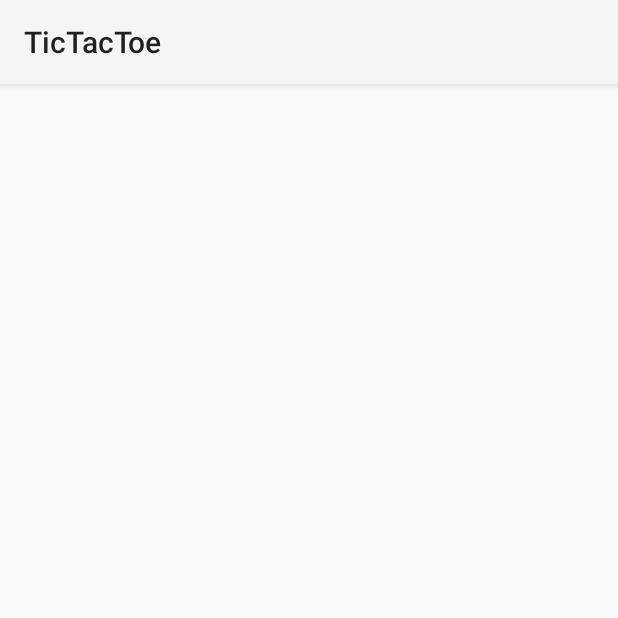
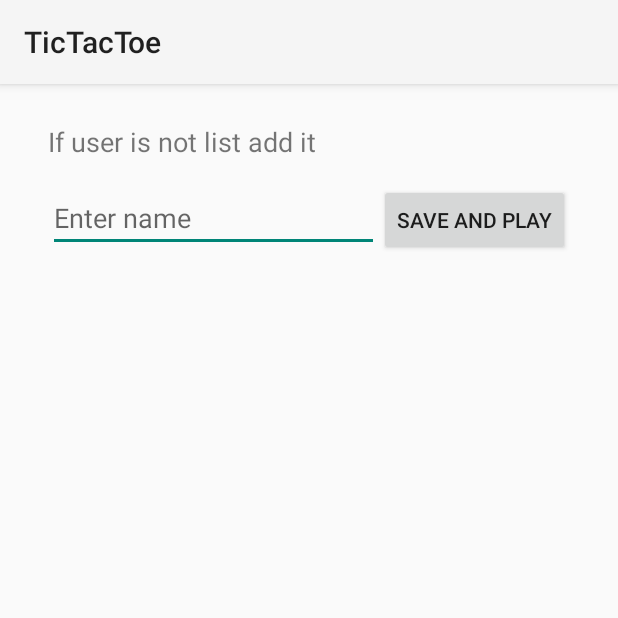
Before and after one commit to mberrishdev/TicTacToe, an Android app: the OfflineGameActivity screen opened directly, with no data from a screen before it, on a phone screen of 412 x 824 dp, the top half of it. Run offline under Robolectric (Android 15) with nearby library versions, the phone set to English and light mode, and no system bars; our stand-ins replace Room's generated code; 3 statements that could not run were skipped.

Commit message:
add user list and create new user page

```diff
--- a/app/src/main/java/com/example/tictactoe/Database/AppDatabase.kt
+++ b/app/src/main/java/com/example/tictactoe/Database/AppDatabase.kt
@@ -26,7 +26,7 @@ abstract class AppDatabase : RoomDatabase() {
                     context.applicationContext,
                     AppDatabase::class.java,
                     DATABASE_NAME
-                ).fallbackToDestructiveMigration().build()
+                ).fallbackToDestructiveMigration().allowMainThreadQueries().build()
                 INSTANCE = instance
                 instance
             }
--- a/app/src/main/java/com/example/tictactoe/Database/GamesHisory/GameHistoryDao.kt
+++ b/app/src/main/java/com/example/tictactoe/Database/GamesHisory/GameHistoryDao.kt
@@ -3,10 +3,18 @@ package com.example.tictactoe.Database.GamesHisory
 import androidx.room.Dao
 import androidx.room.Insert
 import androidx.room.OnConflictStrategy
+import androidx.room.Query
 import com.example.tictactoe.Database.Users.User
 
 @Dao
 interface GameHistoryDao {
     @Insert(onConflict = OnConflictStrategy.REPLACE)
-    suspend fun insertGameHistory(gameHistory: GameHistory): Long
+    fun insertGameHistory(gameHistory: GameHistory): Long
+
+    @Query("SELECT * FROM  gamesHistory WHERE user1Id = :user1Id")
+    fun getGameHistoryByUser1(user1Id: Long) : List<GameHistory>
+
+    //@Query("SELECT * FROM gamesHistory INNER JOIN users ON gamesHistory.user1Id = users.id WHERE gamesHistory.user1Id = :userId")
+    //fun getGameHistoryDaoWithUser1Id(userId: Long): List<GameHistoryWithUser>
+
 }
--- a/app/src/main/java/com/example/tictactoe/Database/GamesHisory/GameHistoryRepository.kt
+++ b/app/src/main/java/com/example/tictactoe/Database/GamesHisory/GameHistoryRepository.kt
@@ -3,7 +3,15 @@ package com.example.tictactoe.Database.GamesHisory
 import com.example.tictactoe.Database.Users.User
 
 class GameHistoryRepository(private val gameHistoryDao: GameHistoryDao) {
-    suspend fun insertGameHistory(gameHistory: GameHistory) : Long{
+    fun insertGameHistory(gameHistory: GameHistory) : Long{
         return gameHistoryDao.insertGameHistory(gameHistory)
     }
+
+    fun getGameHistoryByUser1(user1Id: Long) : List<GameHistory>{
+        return gameHistoryDao.getGameHistoryByUser1(user1Id)
+    }
+
+    //fun getGameHistoryDaoWithUser1Id(user1Id: Long) : List<GameHistoryWithUser>{
+      //  return gameHistoryDao.getGameHistoryDaoWithUser1Id(user1Id)
+    //}
 }
--- a/app/src/main/java/com/example/tictactoe/Database/Users/UserDao.kt
+++ b/app/src/main/java/com/example/tictactoe/Database/Users/UserDao.kt
@@ -12,10 +12,13 @@ interface UserDao {
     fun getUserByName(name: String): List<User>
 
     @Query("SELECT id FROM users WHERE user_name = :name")
-    suspend fun getUserIdByName(name: String): Long?
+    fun getUserIdByName(name: String): Long?
+
+    @Query("SELECT user_name FROM users WHERE id = :id")
+    fun getUserNameById(id: Long): String?
 
     @Insert(onConflict = OnConflictStrategy.REPLACE)
-    suspend fun insertUser(user: User)
+    fun insertUser(user: User)
 
     @Delete
     suspend fun deleteUser(user: User)
@@ -28,4 +31,7 @@ interface UserDao {
 
     @Query("SELECT user_name FROM users WHERE is_external = 0")
     suspend fun getInternalUserName(): String
+
+    @Query("SELECT id FROM users WHERE is_external = 0")
+    suspend fun getInternalUserId(): Long
 }
--- a/app/src/main/java/com/example/tictactoe/Database/Users/UserRepository.kt
+++ b/app/src/main/java/com/example/tictactoe/Database/Users/UserRepository.kt
@@ -14,12 +14,19 @@ class UserRepository(private val userDao: UserDao) {
         return userDao.getInternalUserName()
     }
 
-    suspend fun getUserIdByName(name: String): Long? {
+    suspend fun getInternalUserId(): Long {
+        return userDao.getInternalUserId()
+    }
+
+    fun getUserIdByName(name: String): Long? {
         return userDao.getUserIdByName(name)
     }
 
+    fun getUserNameById(id: Long): String? {
+        return userDao.getUserNameById(id)
+    }
 
-    suspend fun insertUser(user: User) {
+    fun insertUser(user: User) {
         userDao.insertUser(user)
     }
 
--- /dev/null
+++ b/app/src/main/java/com/example/tictactoe/GameHistoryListFragment.kt
@@ -0,0 +1,137 @@
+package com.example.tictactoe
+
+import android.os.Bundle
+import androidx.fragment.app.Fragment
+import android.view.LayoutInflater
+import android.view.View
+import android.view.ViewGroup
+import android.widget.*
+import androidx.lifecycle.lifecycleScope
+import androidx.recyclerview.widget.LinearLayoutManager
+import androidx.recyclerview.widget.RecyclerView
+import com.example.tictactoe.Adapters.GameHistoryAdapter
+import com.example.tictactoe.Database.AppDatabase
+import com.example.tictactoe.Database.GamesHisory.GameHistory
+import com.example.tictactoe.Database.GamesHisory.GameHistoryRepository
+import com.example.tictactoe.Database.Users.User
+import com.example.tictactoe.Database.Users.UserRepository
+import com.example.tictactoe.Models.GameHistoryWithUser
+import kotlinx.coroutines.launch
+
+class GameHistoryListFragment : Fragment(),GameHistoryAdapter.OnItemClickListener {
+
+    private var onItemClickListener: AdapterView.OnItemClickListener? = null
+    private lateinit var recyclerView: RecyclerView
+    private lateinit var listView: ListView
+    private lateinit var gameHistoryList: List<GameHistoryWithUser>
+    private var player1Name: String = "";
+    private var player2Name: String = "";
+    private var player1Id: Long = 0;
+    private var gameHistoryId: Long = 0;
+
+    lateinit var userRepository: UserRepository
+        private set
+    lateinit var gameHistoryRepository: GameHistoryRepository
+        private set
+
+    override fun onCreateView(
+        inflater: LayoutInflater,
+        container: ViewGroup?,
+        savedInstanceState: Bundle?
+    ): View? {
+        val view = inflater.inflate(R.layout.fragment_game_history_list, container, false)
+
+        listView = view.findViewById(R.id.listView)
+        player1Name = arguments?.getString("Player1Name") ?: ""
+        player1Id = arguments?.getLong("Player1Id") ?: 0
+
+        player1Name = "test"
+        player1Id = 1;
+        //listView = view.findViewById(R.id.listView)
+
+        val userDao = AppDatabase.getInstance(requireContext()).userDao()
+        userRepository = UserRepository(userDao)
+
+        val gameHistoryDao = AppDatabase.getInstance(requireContext()).gameHistoryDao()
+        gameHistoryRepository = GameHistoryRepository(gameHistoryDao)
+
+       loadUserGameHistory();
+
+        recyclerView = view.findViewById(R.id.recyclerView)
+        recyclerView.layoutManager = LinearLayoutManager(requireContext())
+        recyclerView.adapter = GameHistoryAdapter(gameHistoryList,this);
+
+        /*
+       // Create a list of items
+       val itemList = listOf("Item 1", "Item 2", "Item 3")
+
+       // Create an adapter to populate the list view
+       val adapter = ArrayAdapter(requireContext(), android.R.layout.simple_list_item_1, itemList)
+       listView.adapter = adapter
+        */
+
+        val saveAndPlayButton = view.findViewById<Button>(R.id.saveAndPlayButton)
+        saveAndPlayButton.setOnClickListener {
+            val nameEditText = view.findViewById<EditText>(R.id.userName);
+            player2Name = nameEditText.text.toString()
+            createUser(player2Name);
+            createGameHistory();
+            handlerItemClickOnOfflineGameActivity(gameHistoryId)
+        }
+
+        return view
+    }
+
+    private fun loadUserGameHistory()
+    {
+        val gameHistoryListWithUser = mutableListOf<GameHistoryWithUser>();
+        val gameHistoryListFromDb = gameHistoryRepository.getGameHistoryByUser1(player1Id);
+
+        gameHistoryListFromDb.forEach { gh ->
+            val userName = userRepository.getUserNameById(gh.user2Id)?:"";
+            val gameHistoryWithUser = GameHistoryWithUser(gh.id, gh.user1Score, gh.user1Score,userName)
+            gameHistoryListWithUser.add(gameHistoryWithUser);
+        }
+        gameHistoryList = gameHistoryListWithUser;
+    }
+
+    override fun onItemClick(gameHistory: GameHistoryWithUser) {
+        val gameHistoryId = gameHistory.id
+        handlerItemClickOnOfflineGameActivity(gameHistoryId);
+    }
+
+    private fun createUser(name: String)
+    {
+        val newUser = User(
+            userName = name,
+            isExternal = true
+        )
+        userRepository.insertUser(newUser);
+    }
+
+    private fun createGameHistory() {
+        //lifecycleScope.launch() {
+            val player1Id = userRepository.getUserIdByName(player1Name);
+            val player2Id = userRepository.getUserIdByName(player2Name);
+
+            if(player1Id !=null && player2Id !=null) {
+                val gameHistory = GameHistory(
+                    user1Id = player1Id ?: 0,
+                    user2Id = player2Id ?: 0,
+                    user1Score = 0,
+                    user2Score = 0,
+                )
+
+               // lifecycleScope.launch() {
+                    gameHistoryId = gameHistoryRepository.insertGameHistory(gameHistory);
+               // }
+            }
+
+
+       // }
+    }
+
+    private fun handlerItemClickOnOfflineGameActivity(gameHistoryId:Long){
+        (requireActivity() as OfflineGameActivity).handleItemClick(gameHistoryId)
+    }
+}
--- a/app/src/main/java/com/example/tictactoe/OfflineGameActivity.kt
+++ b/app/src/main/java/com/example/tictactoe/OfflineGameActivity.kt
@@ -15,6 +15,9 @@ import com.example.tictactoe.Database.Users.UserRepository
 import kotlinx.coroutines.launch
 
 class OfflineGameActivity : AppCompatActivity(), BoardFragment.ButtonClickListener {
+
+    private lateinit var gameHistoryListFragment: GameHistoryListFragment
+
     lateinit var userRepository: UserRepository
         private set
 
@@ -22,8 +25,8 @@ class OfflineGameActivity : AppCompatActivity(), BoardFragment.ButtonClickListen
         private set
 
     private var player1Name: String = "";
+    private var player1Id: Long = 0;
     private var player2Name: String = "";
-    private var gameHistoryId: Long = 0;
     private var player1Score: Int = 0;
     private var player2Score: Int = 0;
 
@@ -41,7 +44,12 @@ class OfflineGameActivity : AppCompatActivity(), BoardFragment.ButtonClickListen
             player1Name =  userRepository.getInternalUserName()
         }
 
-        showPlayer2NamePopup();
+        lifecycleScope.launch() {
+            player1Id =  userRepository.getInternalUserId()
+        }
+
+        openGameHistoryListFragment();
+        //showPlayer2NamePopup();
     }
 
     override fun onButtonClick(row: Int, col: Int,) {
@@ -79,7 +87,7 @@ class OfflineGameActivity : AppCompatActivity(), BoardFragment.ButtonClickListen
             if (player2Exists) {
                 loadBoard(name);
             } else {
-                savePayer2Name(name)
+               // savePayer2Name(name)
             }
 
             player2Name = name;
@@ -88,28 +96,7 @@ class OfflineGameActivity : AppCompatActivity(), BoardFragment.ButtonClickListen
 
     private fun loadBoard(name: String):Boolean
     {
-        //todo
-        if(true)
-        {
-            //get board between this 2 player
-            //player1Score =
-            //player2Score =
-        }
-        {
-            createGameHistory()
-        }
         return  true;
-    }
-
-    private fun savePayer2Name(name: String)
-    {
-        val newUser = User(
-            userName = name,
-            isExternal = true
-        )
-        lifecycleScope.launch() {
-            userRepository.insertUser(newUser);
-        }
     }
 
     private fun createAndStartGame()
@@ -123,25 +110,25 @@ class OfflineGameActivity : AppCompatActivity(), BoardFragment.ButtonClickListen
         boardFragment.setButtonClickListener(this)
     }
 
-    private fun createGameHistory(){
-        lifecycleScope.launch() {
-            val player1Id = userRepository.getUserIdByName(player1Name);
-            val player2Id = userRepository.getUserIdByName(player2Name);
+    private fun openGameHistoryListFragment(){
+        gameHistoryListFragment = GameHistoryListFragment()
+        val bundle = Bundle()
+        bundle.putString("Player1Name", player1Name)
+        bundle.putLong("Player1Id", player1Id)
+        gameHistoryListFragment.arguments = bundle
 
-            if(player1Id !=null && player2Id !=null) {
-                val gameHistory = GameHistory(
-                    user1Id = player1Id ?: 0,
-                    user2Id = player2Id ?: 0,
-                    user1Score = 0,
-                    user2Score = 0,
-                )
+        supportFragmentManager.beginTransaction()//.add(R.id.fragmentContainer, gameHistoryListFragment)
+            .replace(R.id.fragmentContainer, gameHistoryListFragment)
+            .commit()
+    }
 
-                // lifecycleScope.launch() {
-                gameHistoryId = gameHistoryRepository.insertGameHistory(gameHistory);
-                // }
-            }
+    fun handleItemClick(itemId: Long) {
+        // Handle the item click event in the activity, for example:
+        Toast.makeText(this, "Selected item ID: $itemId", Toast.LENGTH_SHORT).show()
 
-
-        }
+        supportFragmentManager.beginTransaction()
+            .remove(gameHistoryListFragment)
+            .commit()
+        supportFragmentManager.popBackStack()
     }
 }
--- a/app/src/main/res/layout/activity_offline_game.xml
+++ b/app/src/main/res/layout/activity_offline_game.xml
@@ -10,6 +10,11 @@
     tools:context=".MainActivity">
 
     <FrameLayout
+        android:id="@+id/gameHistoryListFragment"
+        android:layout_width="match_parent"
+        android:layout_height="match_parent" />
+
+    <FrameLayout
         android:id="@+id/fragmentContainer"
         android:layout_width="match_parent"
         android:layout_height="match_parent" />
--- /dev/null
+++ b/app/src/main/res/layout/fragment_game_history_list.xml
@@ -0,0 +1,60 @@
+<!-- offline_game_fragment.xml -->
+<LinearLayout xmlns:android="http://schemas.android.com/apk/res/android"
+    android:layout_width="match_parent"
+    android:layout_height="match_parent"
+    android:orientation="vertical">
+
+    <TextView
+        android:layout_width="wrap_content"
+        android:layout_height="wrap_content"
+        android:text="If user is not list add it"
+        android:textSize="18sp"
+        android:layout_gravity="center_vertical"
+        android:layout_marginStart="16dp"
+        android:layout_marginTop="10dp"/>
+
+    <LinearLayout
+        android:layout_width="match_parent"
+        android:layout_height="wrap_content"
+        android:gravity="center_horizontal"
+        android:padding="16dp">
+
+        <EditText
+            android:id="@+id/userName"
+            android:layout_width="0dp"
+            android:layout_height="wrap_content"
+            android:layout_weight="1"
+            android:hint="@string/enter_name" />
+
+        <Button
+            android:id="@+id/saveAndPlayButton"
+            android:layout_width="wrap_content"
+            android:layout_height="wrap_content"
+            android:text="@string/save_and_play" />
+
+    </LinearLayout>
+
+    <androidx.recyclerview.widget.RecyclerView
+        android:id="@+id/recyclerView"
+        android:layout_width="match_parent"
+        android:layout_height="match_parent" />
+
+    <TextView
+        android:id="@+id/titleTextView"
+        android:layout_width="wrap_content"
+        android:layout_height="wrap_content"
+        android:text="Offline Game Fragment"
+        android:textSize="18sp"
+        android:layout_gravity="center_horizontal"
+        android:layout_marginTop="24dp"
+        android:layout_marginBottom="16dp" />
+
+    <ListView
+        android:id="@+id/listView"
+        android:layout_width="match_parent"
+        android:layout_height="0dp"
+        android:layout_weight="1"
+        android:divider="@android:color/darker_gray"
+        android:dividerHeight="1dp" />
+
+</LinearLayout>
--- a/app/src/main/res/values/strings.xml
+++ b/app/src/main/res/values/strings.xml
@@ -6,4 +6,6 @@
     <string name="player_turn">Player %s</string>
     <string name="player_wins">%s wins!</string>
     <string name="reset_game">Reset game</string>
+    <string name="enter_name">Enter name</string>
+    <string name="save_and_play">Save and play</string>
 </resources>
```
Also changed, not shown: app/src/main/java/com/example/tictactoe/Adapters/GameHistoryAdapter.kt (added, +55 -0 lines), app/src/main/res/layout/item_game_history.xml (added, +51 -0 lines).
